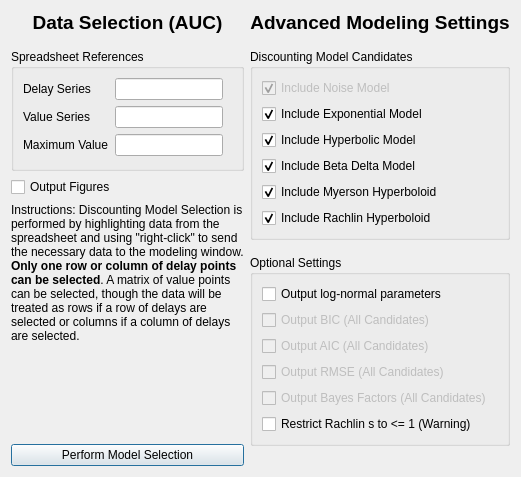
Above: discountingmodelselectionareadialog.ui from miyamot0/ModelSelectorQt before the change. Below: the same form after it.
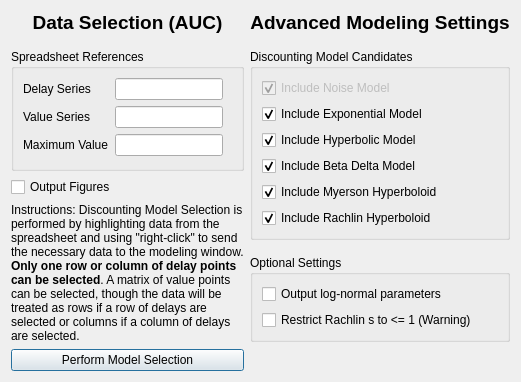
That is the form after the change.

Commit message: UI updates, remove necro ui

What changed in the file:
```diff
--- a/discountingmodelselectionareadialog.ui
+++ b/discountingmodelselectionareadialog.ui
@@ -7,7 +7,7 @@
     <x>0</x>
     <y>0</y>
     <width>602</width>
-    <height>434</height>
+    <height>353</height>
    </rect>
   </property>
   <property name="windowTitle">
@@ -348,46 +348,6 @@
             </property>
            </widget>
           </item>
-          <item>
-           <widget class="QCheckBox" name="checkBoxBIC">
-            <property name="enabled">
-             <bool>false</bool>
-            </property>
-            <property name="text">
-             <string>Output BIC (All Candidates)</string>
-            </property>
-           </widget>
-          </item>
-          <item>
-           <widget class="QCheckBox" name="checkBoxAIC">
-            <property name="enabled">
-             <bool>false</bool>
-            </property>
-            <property name="text">
-             <string>Output AIC (All Candidates)</string>
-            </property>
-           </widget>
-          </item>
-          <item>
-           <widget class="QCheckBox" name="checkBoxRMSE">
-            <property name="enabled">
-             <bool>false</bool>
-            </property>
-            <property name="text">
-             <string>Output RMSE (All Candidates)</string>
-            </property>
-           </widget>
-          </item>
-          <item>
-           <widget class="QCheckBox" name="checkBoxBF">
-            <property name="enabled">
-             <bool>false</bool>
-            </property>
-            <property name="text">
-             <string>Output Bayes Factors (All Candidates)</string>
-            </property>
-           </widget>
-          </item>
           <item>
            <widget class="QCheckBox" name="checkBoxRachlin">
             <property name="text">
```
The commit also changes 2 other files.
